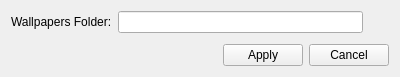
corn-team/CORNpaper, file dialogsettings.ui: the form before one commit.
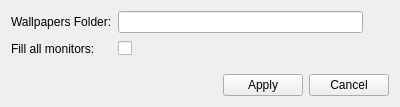
The form after the commit.

Commit message: Added multi monitor support

```diff
--- a/dialogsettings.ui
+++ b/dialogsettings.ui
@@ -7,9 +7,15 @@
     <x>0</x>
     <y>0</y>
     <width>400</width>
-    <height>77</height>
+    <height>107</height>
    </rect>
   </property>
+  <property name="sizePolicy">
+   <sizepolicy hsizetype="Expanding" vsizetype="Preferred">
+    <horstretch>0</horstretch>
+    <verstretch>0</verstretch>
+   </sizepolicy>
+  </property>
   <property name="windowTitle">
    <string>Dialog</string>
   </property>
@@ -52,6 +58,43 @@
        </item>
       </layout>
      </item>
+     <item row="1" column="0">
+      <widget class="QLabel" name="label_panoramic">
+       <property name="text">
+        <string>Fill all monitors:</string>
+       </property>
+      </widget>
+     </item>
+     <item row="1" column="1">
+      <layout class="QHBoxLayout" name="horizontalLayout_3">
+       <property name="spacing">
+        <number>0</number>
+       </property>
+       <item>
+        <spacer name="horizontalSpacer_2">
+         <property name="orientation">
+          <enum>Qt::Horizontal</enum>
+         </property>
+         <property name="sizeType">
+          <enum>QSizePolicy::Fixed</enum>
+         </property>
+         <property name="sizeHint" stdset="0">
+          <size>
+           <width>0</width>
+           <height>20</height>
+          </size>
+         </property>
+        </spacer>
+       </item>
+       <item>
+        <widget class="QCheckBox" name="checkBox_panoramic">
+         <property name="text">
+          <string/>
+         </property>
+        </widget>
+       </item>
+      </layout>
+     </item>
     </layout>
    </item>
    <item>
```
The commit also changes 4 other files.
